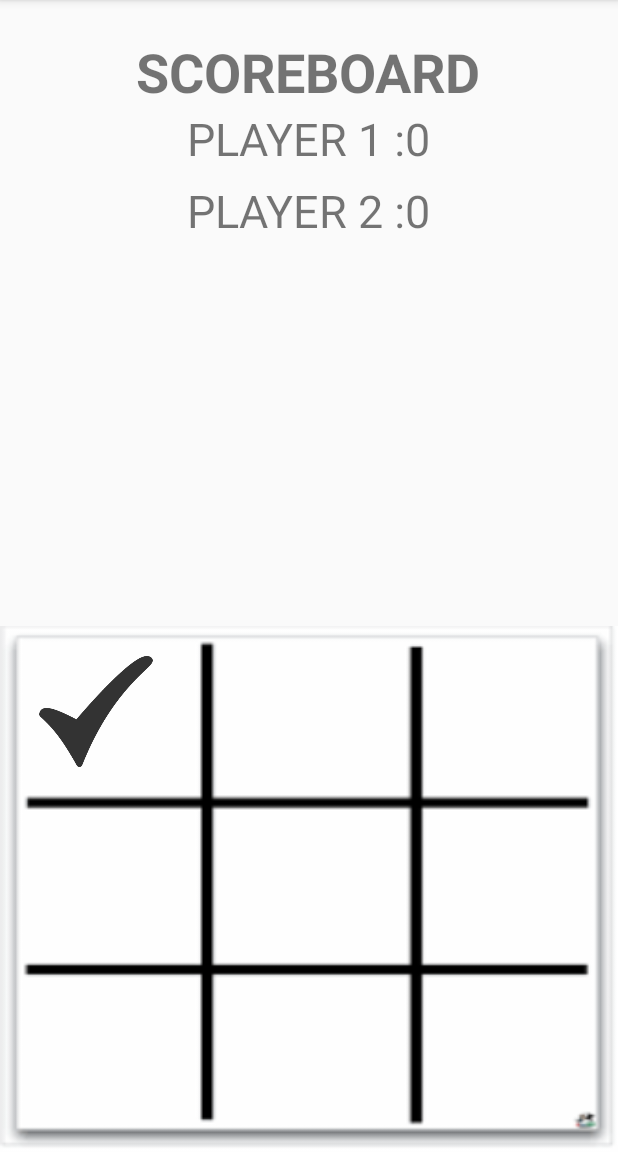
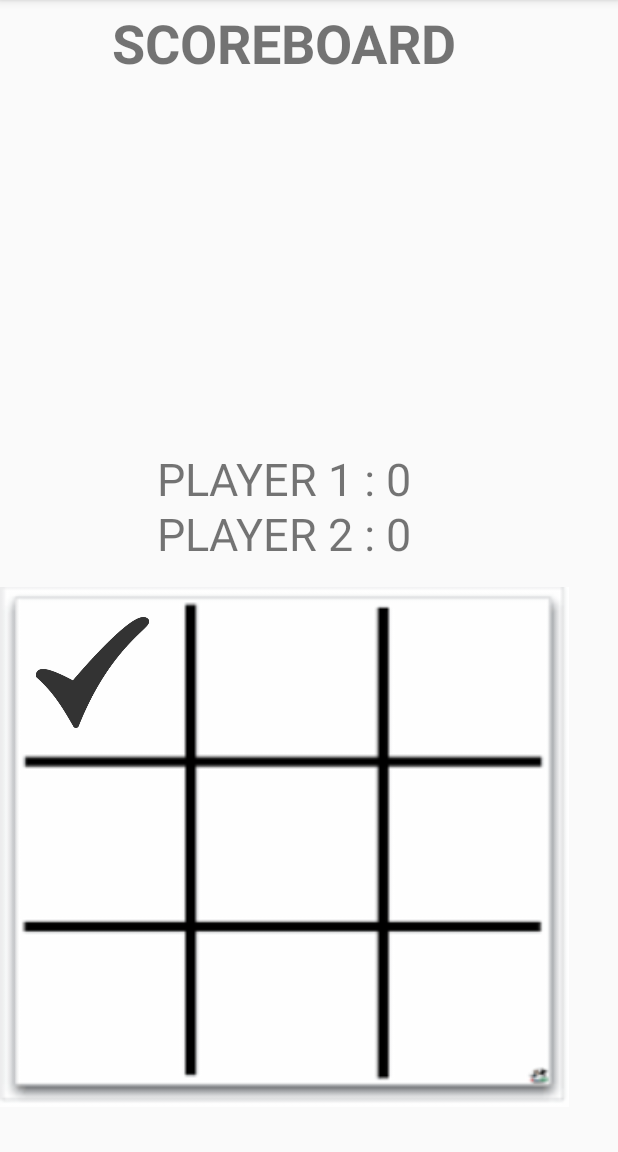
Before and after one commit to harisumaid/tictactoe, an Android app: the screen it shows after launch (MainActivity), after a tap on an icon or button, on a phone screen of 412 x 824 dp, the part 84-1236 px from its top. Run offline under Robolectric (Android 15) with nearby library versions, the phone set to English and light mode, and no system bars.

Commit message:
FINAL STRUCTURE 1.0

```diff
--- a/app/src/main/java/com/firstone/tictactoe/MainActivity.java
+++ b/app/src/main/java/com/firstone/tictactoe/MainActivity.java
@@ -13,7 +13,7 @@ public class MainActivity extends AppCompatActivity {
     int chance=0;
     int score1=0;
     int score2=0;
-    int check=0;
+    int check=1;
     int state[]={2,2,2,2,2,2,2,2,2};
     int winstates [][]= {{0,1,2},{3,4,5},{6,7,8},{0,3,6},{1,4,7},{2,5,8},{0,4,8},{2,4,6}};
 
@@ -41,11 +41,10 @@ public class MainActivity extends AppCompatActivity {
         TextView player1=(TextView) findViewById(R.id.player1);
         TextView player2=(TextView) findViewById(R.id.player2);
 
-        if (check!=9) {
+        if (check<=9) {
             ImageView game = (ImageView) view;
             if (state[Integer.parseInt(String.valueOf(game.getTag()))] == 2) {
-                game.setScaleX(0f);
-                game.setScaleY(0f);
+
 
                 state[Integer.parseInt(String.valueOf(game.getTag()))] = chance;
                 if (chance == 0) {
@@ -55,6 +54,8 @@ public class MainActivity extends AppCompatActivity {
                     game.setImageResource(R.drawable.cross);
                     chance = 0;
                 }
+                game.setScaleX(0f);
+                game.setScaleY(0f);
                 game.animate().rotation(360)
                         .scaleX(1f)
                         .scaleY(1f)
@@ -76,21 +77,24 @@ public class MainActivity extends AppCompatActivity {
                         winnermessage.setText("Player 2 won !!!!");
                         score2++;
                     }
+                    player1.setText("PLAYER 1 :"+ score1);
+                    player2.setText("PLAYER 2 :"+ score2);
                     LinearLayout layout = (LinearLayout) findViewById(R.id.playagain);
                     layout.setVisibility(View.VISIBLE);
+                    check=11;
                 }
-                player1.setText("PLAYER 1 :"+ score1);
-                player2.setText("PLAYER 2 :"+ score2);
+
             }
 
             check++;
+            if(check==10) {
+                LinearLayout layout = (LinearLayout) findViewById(R.id.playagain);
+                TextView winnermessage =(TextView) findViewById(R.id.winnermessage);
+                winnermessage.setText("Match Draw !!!!");
+                layout.setVisibility(View.VISIBLE);
+            }
         }
-        else if (check==9){
-            LinearLayout layout = (LinearLayout) findViewById(R.id.playagain);
-            TextView winnermessage =(TextView) findViewById(R.id.winnermessage);
-            winnermessage.setText("Match Draw !!!!");
-            layout.setVisibility(View.VISIBLE);
-        }
+
     }
 
 
--- a/app/src/main/res/layout/activity_main.xml
+++ b/app/src/main/res/layout/activity_main.xml
@@ -1,27 +1,29 @@
 <?xml version="1.0" encoding="utf-8"?>
-<RelativeLayout xmlns:android="http://schemas.android.com/apk/res/android"
+<android.support.constraint.ConstraintLayout xmlns:android="http://schemas.android.com/apk/res/android"
     xmlns:app="http://schemas.android.com/apk/res-auto"
     xmlns:tools="http://schemas.android.com/tools"
     android:layout_width="wrap_content"
     android:layout_height="wrap_content"
-    app:columnCount="3"
-    app:rowCount="3"
     tools:context=".MainActivity">
 
     <android.support.v7.widget.GridLayout
         android:id="@+id/grid"
-        android:layout_width="match_parent"
+        android:layout_width="0dp"
         android:layout_height="wrap_content"
-        android:layout_alignParentBottom="true"
-        android:layout_alignParentStart="true"
+        android:layout_marginBottom="8dp"
+        android:layout_marginTop="8dp"
         android:background="@drawable/board"
         app:columnCount="3"
+        app:layout_constraintBottom_toBottomOf="parent"
+        app:layout_constraintStart_toStartOf="parent"
+        app:layout_constraintTop_toTopOf="parent"
+        app:layout_constraintVertical_bias="0.946"
         app:rowCount="3">
 
 
         <ImageView
             android:id="@+id/box0"
-            android:layout_width="128dp"
+            android:layout_width="123dp"
             android:layout_height="114dp"
             android:onClick="ingame"
             android:padding="20dp"
@@ -32,7 +34,7 @@
         <ImageView
             android:id="@+id/box3"
             android:layout_width="128dp"
-            android:layout_height="119dp"
+            android:layout_height="115dp"
             android:onClick="ingame"
             android:padding="20dp"
             android:tag="1"
@@ -41,7 +43,7 @@
 
         <ImageView
             android:id="@+id/box2"
-            android:layout_width="121dp"
+            android:layout_width="126dp"
             android:layout_height="114dp"
             android:onClick="ingame"
             android:padding="20dp"
@@ -51,7 +53,7 @@
 
         <ImageView
             android:id="@+id/box1"
-            android:layout_width="122dp"
+            android:layout_width="125dp"
             android:layout_height="113dp"
             android:onClick="ingame"
             android:padding="20dp"
@@ -61,8 +63,8 @@
 
         <ImageView
             android:id="@+id/box4"
-            android:layout_width="125dp"
-            android:layout_height="114dp"
+            android:layout_width="127dp"
+            android:layout_height="113dp"
             android:onClick="ingame"
             android:padding="20dp"
             android:tag="4"
@@ -91,7 +93,7 @@
 
         <ImageView
             android:id="@+id/box7"
-            android:layout_width="125dp"
+            android:layout_width="128dp"
             android:layout_height="114dp"
             android:onClick="ingame"
             android:padding="20dp"
@@ -101,7 +103,7 @@
 
         <ImageView
             android:id="@+id/box8"
-            android:layout_width="128dp"
+            android:layout_width="123dp"
             android:layout_height="117dp"
             android:onClick="ingame"
             android:padding="20dp"
@@ -112,13 +114,20 @@
 
     <LinearLayout
         android:id="@+id/playagain"
-        android:layout_width="239dp"
-        android:layout_height="154dp"
-        android:layout_centerInParent="true"
+        android:layout_width="191dp"
+        android:layout_height="135dp"
+        android:layout_marginBottom="8dp"
+        android:layout_marginEnd="8dp"
+        android:layout_marginStart="8dp"
+        android:layout_marginTop="8dp"
         android:background="@android:color/holo_blue_dark"
         android:gravity="center_horizontal|center|clip_horizontal"
         android:orientation="vertical"
-        android:visibility="invisible">
+        android:visibility="invisible"
+        app:layout_constraintBottom_toBottomOf="parent"
+        app:layout_constraintEnd_toEndOf="parent"
+        app:layout_constraintStart_toStartOf="parent"
+        app:layout_constraintTop_toTopOf="parent">
 
         <TextView
             android:id="@+id/winnermessage"
@@ -135,38 +144,51 @@
             android:layout_height="wrap_content"
             android:onClick="reset"
             android:text="PLAY AGAIN" />
+
     </LinearLayout>
+
+    <TextView
+        android:id="@+id/player1"
+        android:layout_width="wrap_content"
+        android:layout_height="wrap_content"
+        android:layout_marginBottom="52dp"
+        android:layout_marginEnd="8dp"
+        android:layout_marginStart="8dp"
+        android:text="PLAYER 1 : 0"
+        android:textSize="30sp"
+        app:layout_constraintBottom_toTopOf="@+id/grid"
+        app:layout_constraintEnd_toEndOf="@+id/playagain"
+        app:layout_constraintStart_toStartOf="@+id/playagain" />
+
+    <TextView
+        android:id="@+id/player2"
+        android:layout_width="wrap_content"
+        android:layout_height="wrap_content"
+        android:layout_marginBottom="19dp"
+        android:layout_marginEnd="8dp"
+        android:layout_marginStart="8dp"
+        android:layout_marginTop="100dp"
+        android:text="PLAYER 2 : 0"
+        android:textSize="30sp"
+        app:layout_constraintBottom_toTopOf="@+id/grid"
+        app:layout_constraintEnd_toEndOf="@+id/playagain"
+        app:layout_constraintStart_toStartOf="@+id/playagain"
+        app:layout_constraintTop_toTopOf="@+id/playagain"
+        app:layout_constraintVertical_bias="0.954" />
 
     <TextView
         android:id="@+id/textView"
         android:layout_width="wrap_content"
         android:layout_height="wrap_content"
-        android:layout_alignParentTop="true"
-        android:layout_centerHorizontal="true"
-        android:layout_marginTop="23dp"
+        android:layout_marginTop="4dp"
         android:text="SCOREBOARD"
         android:textAlignment="center"
         android:textSize="36sp"
-        android:textStyle="bold" />
-
-    <TextView
-        android:id="@+id/player1"
-        android:layout_width="wrap_content"
-        android:layout_height="wrap_content"
-        android:layout_below="@+id/textView"
-        android:layout_centerHorizontal="true"
-        android:text="PLAYER 1 : 0"
-        android:textSize="30sp" />
-
-    <TextView
-        android:id="@+id/player2"
-        android:layout_width="wrap_content"
-        android:layout_height="wrap_content"
-        android:layout_alignParentTop="true"
-        android:layout_centerHorizontal="true"
-        android:layout_marginTop="120dp"
-        android:text="PLAYER 2 : 0"
-        android:textSize="30sp" />
+        android:textStyle="bold"
+        android:visibility="visible"
+        app:layout_constraintEnd_toEndOf="@+id/player1"
+        app:layout_constraintStart_toStartOf="@+id/player1"
+        app:layout_constraintTop_toTopOf="parent" />
 
 
-</RelativeLayout>
+</android.support.constraint.ConstraintLayout>
```
